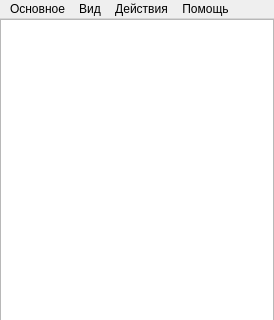
Qt form mainwindow.ui (kutegram/client) before a commit; both pictures show x 0 to 274 and y 0 to 320 of the 274 by 532 pixel window.
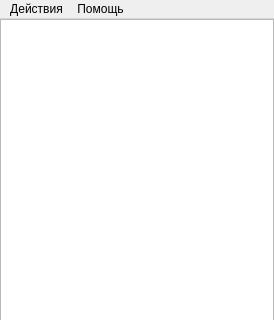
The same form after that commit.

Commit message: About action, exit action, error output

Diff of the .ui file:
```diff
--- a/mainwindow.ui
+++ b/mainwindow.ui
@@ -42,37 +42,25 @@
      <x>0</x>
      <y>0</y>
      <width>274</width>
-     <height>20</height>
+     <height>21</height>
     </rect>
    </property>
-   <widget class="QMenu" name="menu">
+   <widget class="QMenu" name="actionsMenu">
     <property name="title">
-     <string>Основное</string>
+     <string>Действия</string>
     </property>
     <addaction name="loginAction"/>
     <addaction name="logoutAction"/>
     <addaction name="separator"/>
     <addaction name="exitAction"/>
    </widget>
-   <widget class="QMenu" name="menu_2">
-    <property name="title">
-     <string>Действия</string>
-    </property>
-   </widget>
-   <widget class="QMenu" name="menu_3">
+   <widget class="QMenu" name="helpMenu">
     <property name="title">
      <string>Помощь</string>
     </property>
    </widget>
-   <widget class="QMenu" name="menu_4">
-    <property name="title">
-     <string>Вид</string>
-    </property>
-   </widget>
-   <addaction name="menu"/>
-   <addaction name="menu_4"/>
-   <addaction name="menu_2"/>
-   <addaction name="menu_3"/>
+   <addaction name="actionsMenu"/>
+   <addaction name="helpMenu"/>
   </widget>
   <action name="loginAction">
    <property name="text">
```
Left out of the diff: 63 changed lines with no effect on the pictures. The commit also changes 3 other files.
